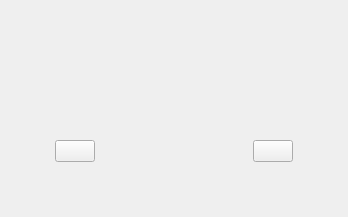
The window that messagedisplaywidget.ui (XD-SOFT/XDCalendar_Alpha) describes before a commit, drawn with Qt 5.
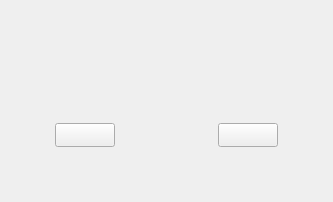
The same window after the commit. Custom widgets are drawn as their Qt base class.

What changed in the file:
```diff
--- a/messagedisplaywidget.ui
+++ b/messagedisplaywidget.ui
@@ -6,8 +6,8 @@
    <rect>
     <x>0</x>
     <y>0</y>
-    <width>348</width>
-    <height>217</height>
+    <width>333</width>
+    <height>202</height>
    </rect>
   </property>
   <property name="windowTitle">
@@ -118,6 +118,12 @@
          <verstretch>0</verstretch>
         </sizepolicy>
        </property>
+       <property name="minimumSize">
+        <size>
+         <width>60</width>
+         <height>24</height>
+        </size>
+       </property>
        <property name="maximumSize">
         <size>
          <width>75</width>
@@ -153,6 +159,12 @@
          <verstretch>0</verstretch>
         </sizepolicy>
        </property>
+       <property name="minimumSize">
+        <size>
+         <width>60</width>
+         <height>24</height>
+        </size>
+       </property>
        <property name="maximumSize">
         <size>
          <width>75</width>
```
